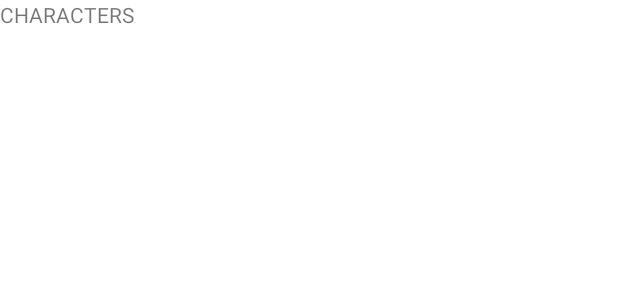
After one commit to besugos/DigitalHouseAndroid-Grupo8-ProjetoIntegrador, an Android app: the layout fragment_characters.xml on its own in the app's theme, with its tools: preview values and no code run, on a phone screen of 412 x 824 dp. The commit adds this screen. Shown: the top 300 px of the screen. Run offline under Robolectric (Android 15) with nearby library versions, the phone set to English and light mode, and no system bars.

Commit message:
Criação dos Fragments e vinculação no ViewPager2, it's working!

```diff
--- /dev/null
+++ b/MarvelUniverse/app/src/main/res/layout/fragment_characters.xml
@@ -0,0 +1,14 @@
+<?xml version="1.0" encoding="utf-8"?>
+<FrameLayout xmlns:android="http://schemas.android.com/apk/res/android"
+    xmlns:tools="http://schemas.android.com/tools"
+    android:layout_width="match_parent"
+    android:layout_height="match_parent"
+    tools:context=".home.view.CharactersFragment">
+
+    <!-- TODO: Update blank fragment layout -->
+    <TextView
+        android:layout_width="match_parent"
+        android:layout_height="match_parent"
+        android:text="CHARACTERS" />
+
+</FrameLayout>
```
Also changed, not shown: MarvelUniverse/app/src/main/java/com/besugos/marveluniverse/home/view/CharactersFragment.kt (added, +25 -0 lines), MarvelUniverse/app/src/main/java/com/besugos/marveluniverse/home/view/CollectionAdapter.kt (+18 -4 lines), MarvelUniverse/app/src/main/java/com/besugos/marveluniverse/home/view/EventsFragment.kt (added, +22 -0 lines), MarvelUniverse/app/src/main/java/com/besugos/marveluniverse/home/view/FavoritesFragment.kt (added, +21 -0 lines), MarvelUniverse/app/src/main/java/com/besugos/marveluniverse/home/view/StoriesFragment.kt (added, +21 -0 lines), MarvelUniverse/app/src/main/res/layout/fragment_events.xml (added, +14 -0 lines), MarvelUniverse/app/src/main/res/layout/fragment_favorites.xml (added, +14 -0 lines), MarvelUniverse/app/src/main/res/layout/fragment_stories.xml (added, +14 -0 lines).
